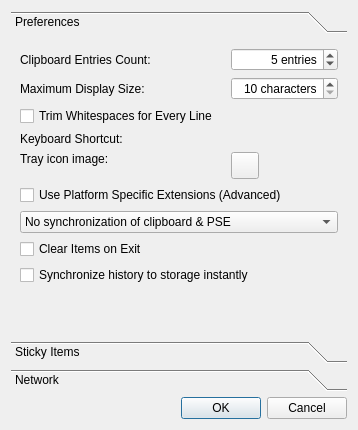
Above: src/qlipperpreferencesdialog.ui from pvanek/qlipper before the change. Below: the same form after it.
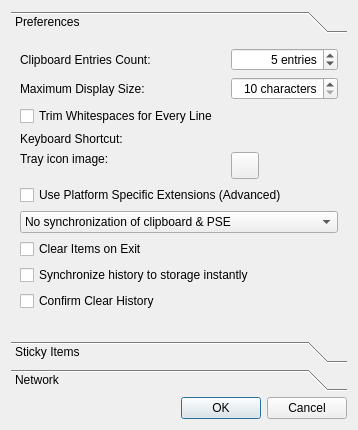
That is the form after the change. Custom widgets are drawn as their Qt base class.

Commit message: Add clearing history confirmation (#95)

Diff of the .ui file:
```diff
--- a/src/qlipperpreferencesdialog.ui
+++ b/src/qlipperpreferencesdialog.ui
@@ -34,8 +34,8 @@
        <rect>
         <x>0</x>
         <y>0</y>
-        <width>340</width>
-        <height>302</height>
+        <width>371</width>
+        <height>305</height>
        </rect>
       </property>
       <attribute name="label">
@@ -190,7 +190,7 @@
          </property>
         </widget>
        </item>
-       <item row="9" column="0" colspan="2">
+       <item row="10" column="0" colspan="2">
         <spacer name="verticalSpacer">
          <property name="orientation">
           <enum>Qt::Vertical</enum>
@@ -203,6 +203,13 @@
          </property>
         </spacer>
        </item>
+       <item row="9" column="0">
+        <widget class="QCheckBox" name="confirmOnClear">
+         <property name="text">
+          <string>Confirm Clear History</string>
+         </property>
+        </widget>
+       </item>
       </layout>
      </widget>
      <widget class="QWidget" name="page_2">
```
Left out of the diff: 4 changed lines with no effect on the pictures. The commit also changes 5 other files.
